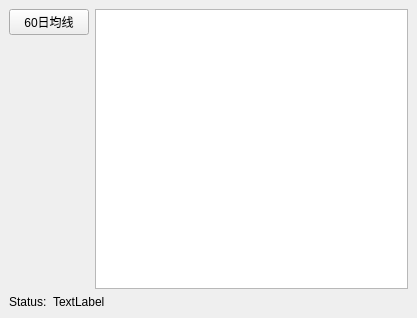
Qt form Windows/clsMainWindow.ui (caicaiking/AbamaAnalysis) before a commit.
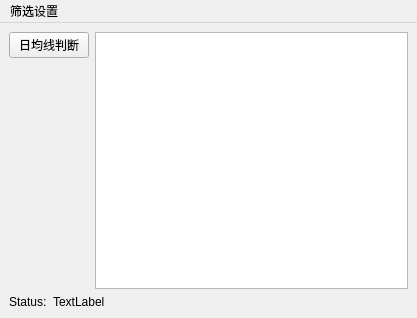
The same form after that commit.

Diff of the .ui file:
```diff
--- a/Windows/clsMainWindow.ui
+++ b/Windows/clsMainWindow.ui
@@ -22,7 +22,7 @@
         <item>
          <widget class="QPushButton" name="btnMa60">
           <property name="text">
-           <string>60日均线</string>
+           <string>日均线判断</string>
           </property>
          </widget>
         </item>
@@ -66,6 +66,28 @@
     </item>
    </layout>
   </widget>
+  <widget class="QMenuBar" name="menuBar">
+   <property name="geometry">
+    <rect>
+     <x>0</x>
+     <y>0</y>
+     <width>417</width>
+     <height>28</height>
+    </rect>
+   </property>
+   <widget class="QMenu" name="menu">
+    <property name="title">
+     <string>筛选设置</string>
+    </property>
+    <addaction name="actHsl"/>
+   </widget>
+   <addaction name="menu"/>
+  </widget>
+  <action name="actHsl">
+   <property name="text">
+    <string>换手率设置</string>
+   </property>
+  </action>
  </widget>
  <resources/>
  <connections/>
```
Left out of the diff: 4 changed lines with no effect on the pictures.
